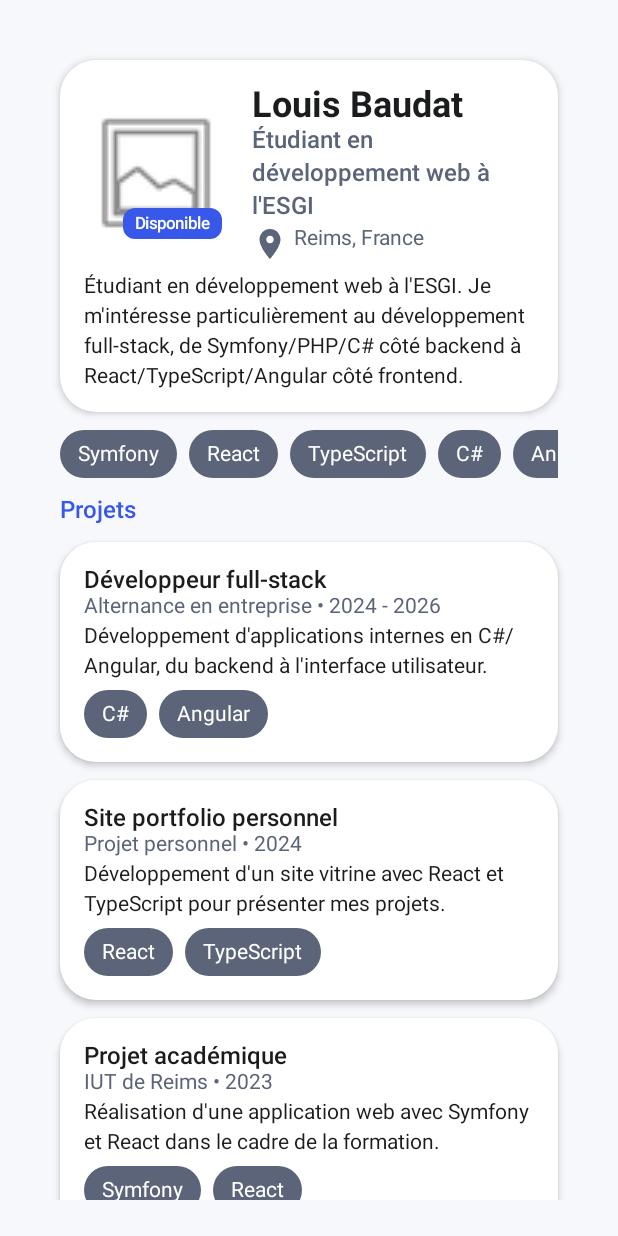
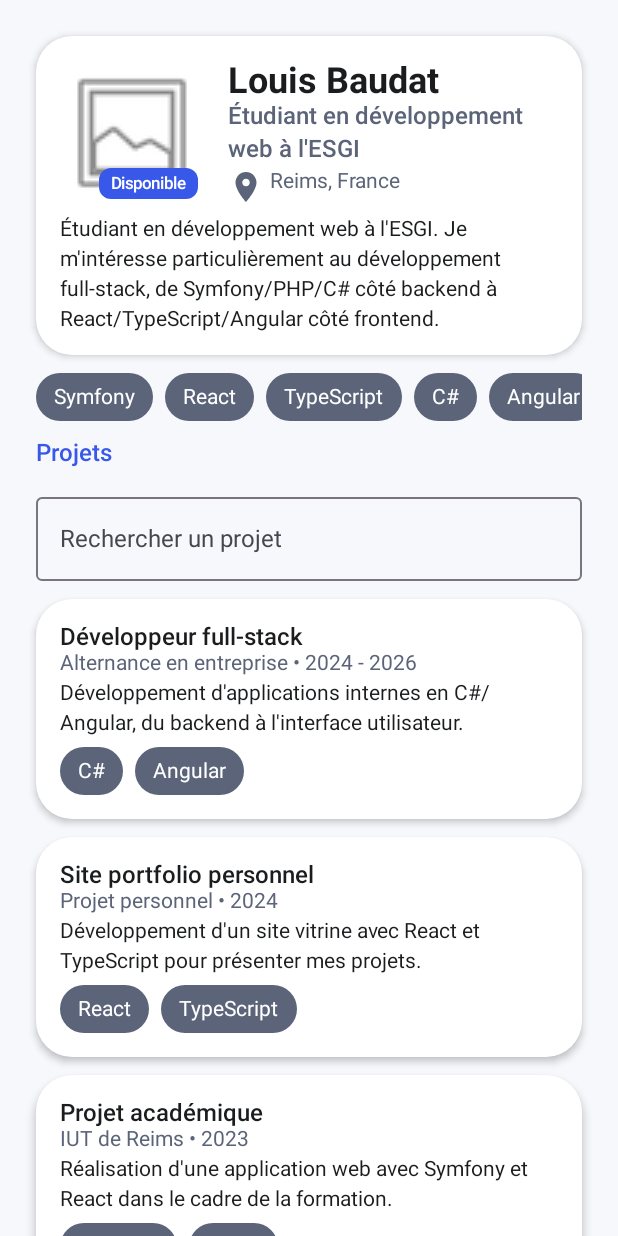
Before and after one commit to louisbdt/profil-developpeur-interactif, an Android app built with Jetpack Compose: the screen it shows after launch (MainActivity), on a phone screen of 412 x 824 dp. Run offline under Robolectric (Android 15) with nearby library versions, the phone set to English and light mode, and no system bars.

Commit message:
Add ProfileViewModel with StateFlow, project search, and fix screen background

```diff
--- a/app/build.gradle.kts
+++ b/app/build.gradle.kts
@@ -46,6 +46,7 @@ dependencies {
     implementation(libs.androidx.compose.ui.tooling.preview)
     implementation(libs.androidx.core.ktx)
     implementation(libs.androidx.lifecycle.runtime.ktx)
+    implementation(libs.androidx.lifecycle.viewmodel.compose)
     testImplementation(libs.junit)
     androidTestImplementation(platform(libs.androidx.compose.bom))
     androidTestImplementation(libs.androidx.compose.ui.test.junit4)
--- a/app/src/main/java/com/example/profildeveloppeur/ProfileScreen.kt
+++ b/app/src/main/java/com/example/profildeveloppeur/ProfileScreen.kt
@@ -4,16 +4,19 @@ import androidx.compose.foundation.layout.Arrangement
 import androidx.compose.foundation.layout.PaddingValues
 import androidx.compose.foundation.layout.fillMaxSize
 import androidx.compose.foundation.layout.fillMaxWidth
-import androidx.compose.foundation.layout.padding
 import androidx.compose.foundation.lazy.LazyColumn
 import androidx.compose.foundation.lazy.items
 import androidx.compose.material3.MaterialTheme
+import androidx.compose.material3.OutlinedTextField
 import androidx.compose.material3.Surface
 import androidx.compose.material3.Text
 import androidx.compose.runtime.Composable
+import androidx.compose.runtime.collectAsState
+import androidx.compose.runtime.getValue
 import androidx.compose.ui.Modifier
 import androidx.compose.ui.tooling.preview.Preview
 import androidx.compose.ui.unit.dp
+import androidx.lifecycle.viewmodel.compose.viewModel
 import com.example.profildeveloppeur.ui.theme.ProfilDeveloppeurTheme
 
 @Composable
@@ -24,6 +27,8 @@ fun ProfileScreen(
     description: String,
     skills: List<String>,
     projects: List<ProjectUi>,
+    searchQuery: String,
+    onSearchQueryChange: (String) -> Unit,
     email: String,
     contact: String,
     availability: String,
@@ -31,12 +36,12 @@ fun ProfileScreen(
     modifier: Modifier = Modifier
 ) {
     Surface(
-        modifier = modifier,
+        modifier = modifier.fillMaxSize(),
         color = MaterialTheme.colorScheme.background
     ) {
         LazyColumn(
             modifier = Modifier.fillMaxSize(),
-            contentPadding = PaddingValues(16.dp),
+            contentPadding = PaddingValues(24.dp),
             verticalArrangement = Arrangement.spacedBy(12.dp)
         ) {
             item {
@@ -58,6 +63,16 @@ fun ProfileScreen(
                     text = "Projets",
                     style = MaterialTheme.typography.titleMedium,
                     color = MaterialTheme.colorScheme.primary
+                )
+            }
+            item {
+                OutlinedTextField(
+                    value = searchQuery,
+                    onValueChange = onSearchQueryChange,
+                    label = {
+                        Text(text = "Rechercher un projet")
+                    },
+                    modifier = Modifier.fillMaxWidth()
                 )
             }
             items(
@@ -88,22 +103,25 @@ fun ProfileScreen(
 @Composable
 fun ProfileContainer(
     onContactClick: () -> Unit,
-    modifier: Modifier = Modifier
+    modifier: Modifier = Modifier,
+    viewModel: ProfileViewModel = viewModel()
 ) {
+    val uiState by viewModel.uiState.collectAsState()
+
     ProfileScreen(
         name = "Louis Baudat",
         role = "Étudiant en développement web à l'ESGI",
         location = "Reims, France",
         description = "Étudiant en développement web à l'ESGI. Je m'intéresse particulièrement au développement full-stack, de Symfony/PHP/C# côté backend à React/TypeScript/Angular côté frontend.",
         skills = listOf("Symfony", "React", "TypeScript", "C#", "Angular"),
-        projects = sampleProjects(),
+        projects = uiState.projects,
+        searchQuery = uiState.searchQuery,
+        onSearchQueryChange = viewModel::onSearchQueryChange,
         email = "contact@louisbaudat.dev",
         contact = "github.com/louisbdt",
         availability = "Disponible pour une alternance",
         onContactClick = onContactClick,
         modifier = modifier
-            .fillMaxSize()
-            .padding(24.dp)
     )
 }
 
@@ -118,13 +136,13 @@ fun ProfileScreenJuniorPreview() {
             description = "Je découvre actuellement Android et Jetpack Compose.",
             skills = listOf("Symfony", "React", "TypeScript"),
             projects = sampleProjects(),
+            searchQuery = "",
+            onSearchQueryChange = {},
             email = "contact@louisbaudat.dev",
             contact = "github.com/louisbdt",
             availability = "Disponible pour une alternance",
             onContactClick = {},
-            modifier = Modifier
-                .fillMaxSize()
-                .padding(24.dp)
+            modifier = Modifier.fillMaxSize()
         )
     }
 }
@@ -140,13 +158,13 @@ fun ProfileScreenFullStackPreview() {
             description = "En alternance depuis 1 an, où je réalise des applications en C#/Angular",
             skills = listOf("C#", "Angular"),
             projects = sampleProjects(),
+            searchQuery = "",
+            onSearchQueryChange = {},
             email = "contact@louisbaudat.dev",
             contact = "github.com/louisbdt",
             availability = "Disponible pour une alternance",
             onContactClick = {},
-            modifier = Modifier
-                .fillMaxSize()
-                .padding(24.dp)
+            modifier = Modifier.fillMaxSize()
         )
     }
 }
@@ -165,13 +183,13 @@ fun ProfileScreenLightPreview() {
             description = "En alternance depuis 1 an, où je réalise des applications en C#/Angular",
             skills = listOf("C#", "Angular"),
             projects = sampleProjects(),
+            searchQuery = "",
+            onSearchQueryChange = {},
             email = "contact@louisbaudat.dev",
             contact = "github.com/louisbdt",
             availability = "Disponible pour une alternance",
             onContactClick = {},
-            modifier = Modifier
-                .fillMaxSize()
-                .padding(24.dp)
+            modifier = Modifier.fillMaxSize()
         )
     }
 }
@@ -190,13 +208,13 @@ fun ProfileScreenDarkPreview() {
             description = "En alternance depuis 1 an, où je réalise des applications en C#/Angular",
             skills = listOf("C#", "Angular"),
             projects = sampleProjects(),
+            searchQuery = "angular",
+            onSearchQueryChange = {},
             email = "contact@louisbaudat.dev",
             contact = "github.com/louisbdt",
             availability = "Disponible pour une alternance",
             onContactClick = {},
-            modifier = Modifier
-                .fillMaxSize()
-                .padding(24.dp)
+            modifier = Modifier.fillMaxSize()
         )
     }
 }
--- /dev/null
+++ b/app/src/main/java/com/example/profildeveloppeur/ProfileViewModel.kt
@@ -0,0 +1,39 @@
+package com.example.profildeveloppeur
+
+import androidx.lifecycle.ViewModel
+import kotlinx.coroutines.flow.MutableStateFlow
+import kotlinx.coroutines.flow.StateFlow
+import kotlinx.coroutines.flow.asStateFlow
+import kotlinx.coroutines.flow.update
+
+data class ProfileUiState(
+    val projects: List<ProjectUi> = emptyList(),
+    val searchQuery: String = ""
+)
+
+class ProfileViewModel : ViewModel() {
+
+    private val allProjects: List<ProjectUi> = sampleProjects()
+
+    private val _uiState = MutableStateFlow(
+        ProfileUiState(projects = allProjects)
+    )
+    val uiState: StateFlow<ProfileUiState> = _uiState.asStateFlow()
+
+    private fun filterProjects(searchQuery: String): List<ProjectUi> {
+        return allProjects.filter { project ->
+            project.title.contains(searchQuery, ignoreCase = true) ||
+                project.technologies.any { technology -> technology.contains(searchQuery, ignoreCase = true) } ||
+                project.description.contains(searchQuery, ignoreCase = true)
+        }
+    }
+
+    fun onSearchQueryChange(newValue: String) {
+        _uiState.update { currentState ->
+            currentState.copy(
+                searchQuery = newValue,
+                projects = filterProjects(newValue)
+            )
+        }
+    }
+}
--- a/gradle/libs.versions.toml
+++ b/gradle/libs.versions.toml
@@ -15,6 +15,7 @@ junit = { group = "junit", name = "junit", version.ref = "junit" }
 androidx-junit = { group = "androidx.test.ext", name = "junit", version.ref = "junitVersion" }
 androidx-espresso-core = { group = "androidx.test.espresso", name = "espresso-core", version.ref = "espressoCore" }
 androidx-lifecycle-runtime-ktx = { group = "androidx.lifecycle", name = "lifecycle-runtime-ktx", version.ref = "lifecycleRuntimeKtx" }
+androidx-lifecycle-viewmodel-compose = { group = "androidx.lifecycle", name = "lifecycle-viewmodel-compose", version.ref = "lifecycleRuntimeKtx" }
 androidx-activity-compose = { group = "androidx.activity", name = "activity-compose", version.ref = "activityCompose" }
 androidx-compose-bom = { group = "androidx.compose", name = "compose-bom", version.ref = "composeBom" }
 androidx-compose-ui = { group = "androidx.compose.ui", name = "ui" }
```
